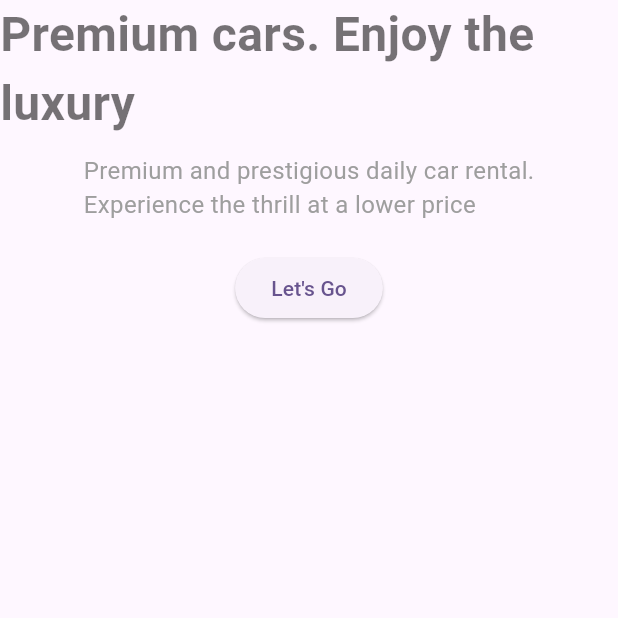
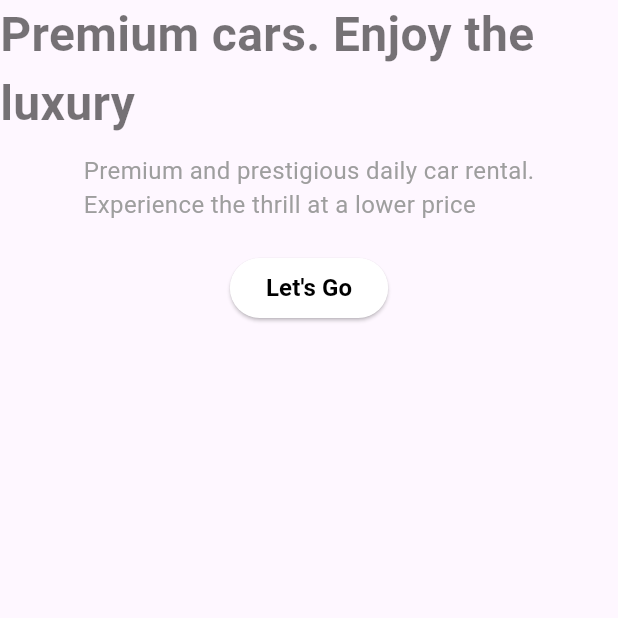
Before and after one commit to adogbeji/FlutterCarRentalApp, a Flutter app: the screen it shows after launch, on a phone screen of 412 x 824 dp, the top half of it. Run offline on Flutter 3.47's test engine with Material 3 defaults, Android fonts, the phone set to English and light mode, and no system bars; our stand-ins replace firebase_core; accounts and stored records are empty; generated files the repository leaves out were written again.

Commit message:
Add more styling for onboarding screen button

```diff
--- a/lib/views/screens/onboarding_screen.dart
+++ b/lib/views/screens/onboarding_screen.dart
@@ -40,7 +40,20 @@ class OnboardingScreen extends StatelessWidget {
 
                 const SizedBox(height: 20,),
 
-                ElevatedButton(onPressed: () {}, child: const Text('Let\'s Go'),),
+                ElevatedButton(
+                  onPressed: () {},
+                  style: ElevatedButton.styleFrom(
+                    foregroundColor: Colors.black,
+                    backgroundColor: Colors.white,
+                  ),
+                  child: const Text(
+                    'Let\'s Go',
+                    style: TextStyle(
+                      fontSize: 16,
+                      fontWeight: FontWeight.bold,
+                    ),
+                  ),
+                ),
               ],
             ),
           ),
```
